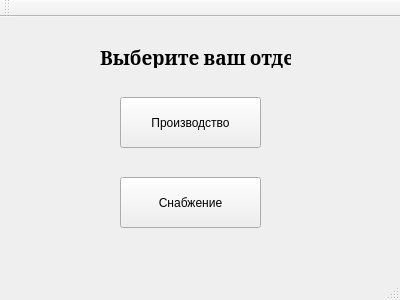
First picture: the form in mainwindow.ui, repository KairoMairo/CIS, before the edit.
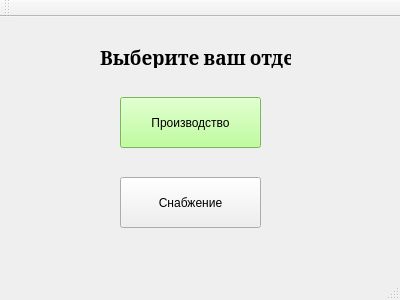
Second picture: the form after the edit.

The edit to the form file:
```diff
--- a/mainwindow.ui
+++ b/mainwindow.ui
@@ -23,6 +23,9 @@
       <height>51</height>
      </rect>
     </property>
+    <property name="styleSheet">
+     <string notr="true">background-color: rgb(170, 255, 127);</string>
+    </property>
     <property name="text">
      <string>Производство</string>
     </property>
```
